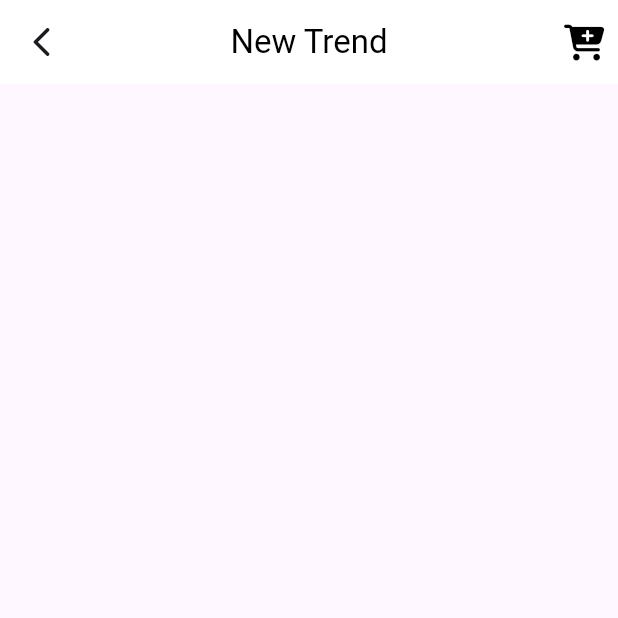
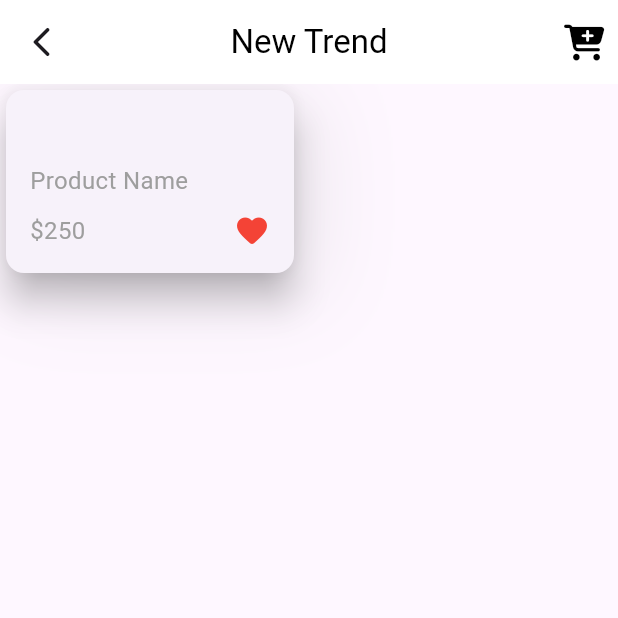
Before and after one commit to elne7/store-app, a Flutter app: the screen it shows after launch, on a phone screen of 412 x 824 dp, the top half of it. Run offline on Flutter 3.47's test engine with Material 3 defaults, Android fonts, the phone set to English and light mode, and no system bars; our stand-ins replace font_awesome_flutter.

Commit message:
adding product card

```diff
--- a/lib/pages/home_page.dart
+++ b/lib/pages/home_page.dart
@@ -27,6 +27,57 @@ class HomePage extends StatelessWidget {
           backgroundColor: Colors.white,
           leading: Icon(Icons.arrow_back_ios_rounded),
         ),
-    );
+        body: Container(
+          height: 130,
+          width: 200,
+          decoration: BoxDecoration(
+            boxShadow: [
+              BoxShadow(
+                blurRadius: 50,
+                color: Colors.grey.withOpacity(0.2),
+                spreadRadius: 0,
+                offset: Offset(10, 10)
+              )
+            ]
+          ),
+          child: Card(
+            elevation: 10,
+            child: Padding(
+              padding: const EdgeInsets.symmetric(horizontal: 16, vertical: 16),
+              child: Column(
+                mainAxisAlignment: MainAxisAlignment.end,
+                crossAxisAlignment: CrossAxisAlignment.start,
+                children: [
+                  Text(
+                    'Product Name',
+                    style: TextStyle(
+                      color: Colors.grey,
+                      fontSize: 16,
+                    ),
+                  ),
+                  SizedBox(
+                    height: 10,
+                  ),
+                  Row(
+                    mainAxisAlignment: MainAxisAlignment.spaceBetween,
+                    children: [
+                      Text(
+                        r'$250',
+                        style: TextStyle(
+                          color: Colors.grey,
+                          fontSize: 16,
+                        ),
+                      ),
+                      Icon(
+                        Icons.favorite_rounded,
+                        color: Colors.red,
+                      )
+                    ],
+                  )
+                ],
+              ),
+            ),
+          ),
+        ));
   }
 }
```
Also changed, not shown: 1 other file. Lines whose indentation alone changed are shown as unchanged.
